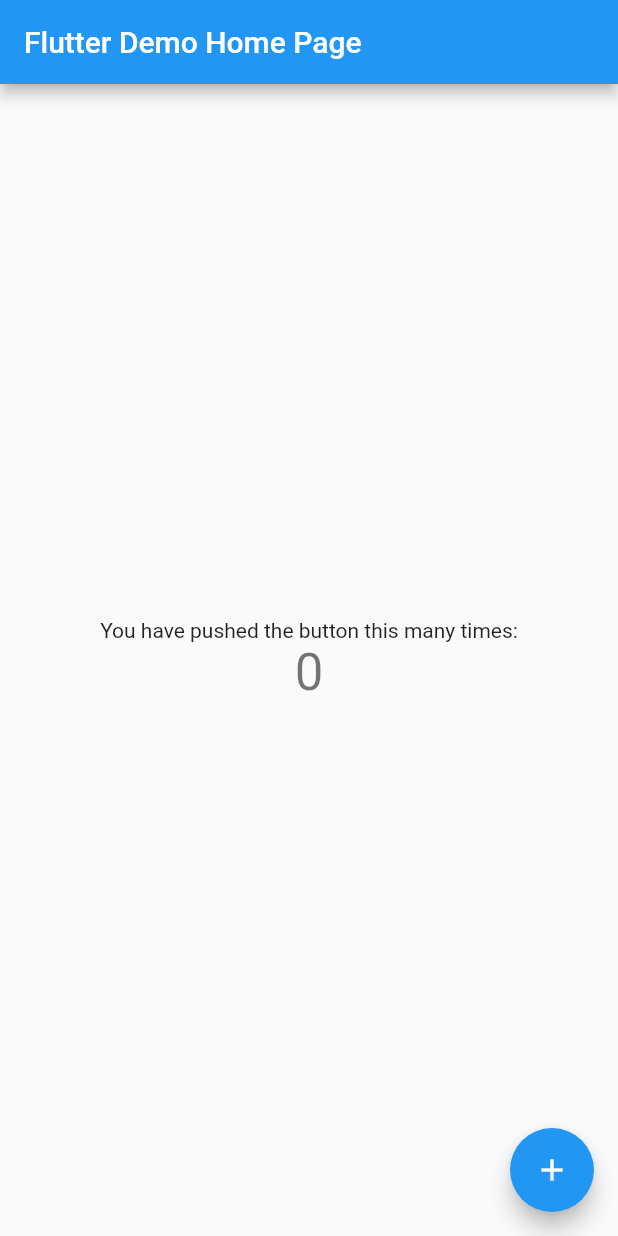
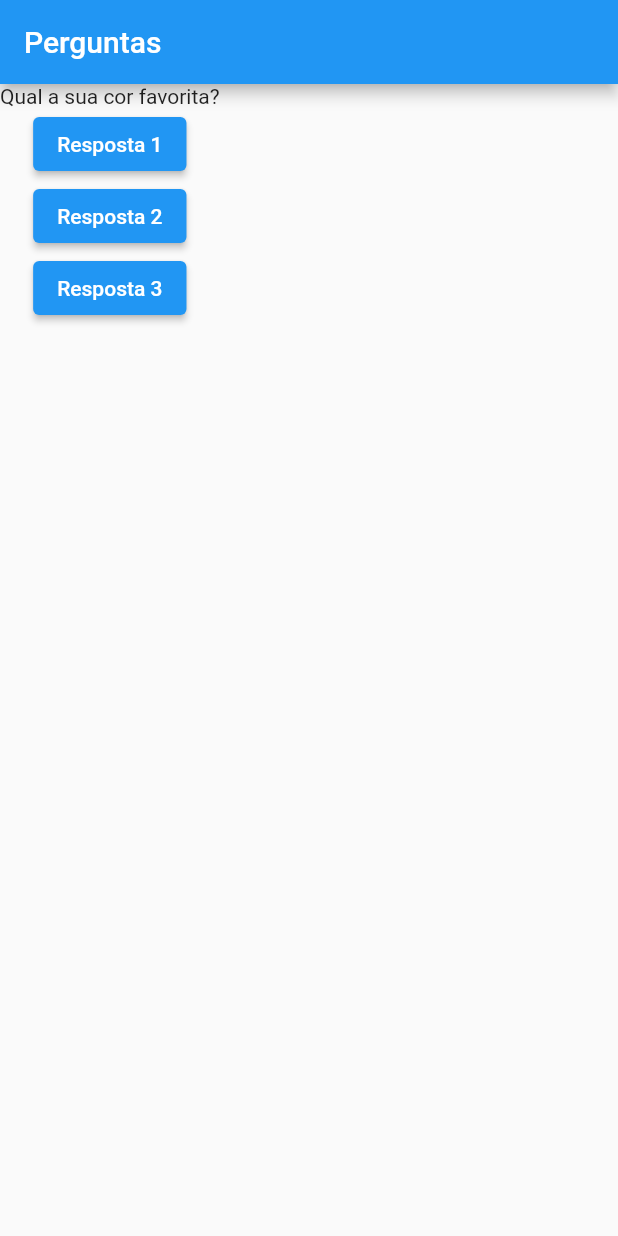
Before and after one commit to sarahmelo/curso_flutter, a Flutter app: the screen it shows after launch, on a phone screen of 412 x 824 dp. Run offline on Flutter 3.47's test engine with Material 2 defaults, Android fonts, the phone set to English and light mode, and no system bars.

Commit message:
action buttons

```diff
--- a/lib/main.dart
+++ b/lib/main.dart
@@ -1,104 +1,36 @@
+import 'package:flutter/cupertino.dart';
 import 'package:flutter/material.dart';
 
-void main() {
-  runApp(MyApp());
-}
+main() => runApp(PerguntaApp());
 
-class MyApp extends StatelessWidget {
-  // This widget is the root of your application.
-  @override
+@override
+class PerguntaApp extends StatelessWidget {
+  var perguntaSeleciodana = 0;
+
+  responder() {
+    perguntaSeleciodana++;
+    print(perguntaSeleciodana);
+  }
+
   Widget build(BuildContext context) {
+    final List<String> perguntas = [
+      'Qual a sua cor favorita?',
+      'Qual a su animal favorito?'
+    ];
+
     return MaterialApp(
-      title: 'Flutter Demo',
-      theme: ThemeData(
-        primarySwatch: Colors.blue,
+        home: Scaffold(
+      appBar: AppBar(
+        title: Text('Perguntas'),
       ),
-      home: MyHomePage(title: 'Flutter Demo Home Page'),
-    );
+      body: Column(
+        children: [
+          Text(perguntas[perguntaSeleciodana]),
+          ElevatedButton(onPressed: responder, child: Text('Resposta 1')),
+          ElevatedButton(onPressed: responder, child: Text('Resposta 2')),
+          ElevatedButton(onPressed: responder, child: Text('Resposta 3')),
+        ],
+      ),
+    ));
   }
 }
-
-class MyHomePage extends StatefulWidget {
-  MyHomePage({Key? key, required this.title}) : super(key: key);
-
-  // This widget is the home page of your application. It is stateful, meaning
-  // that it has a State object (defined below) that contains fields that affect
-  // how it looks.
-
-  // This class is the configuration for the state. It holds the values (in this
-  // case the title) provided by the parent (in this case the App widget) and
-  // used by the build method of the State. Fields in a Widget subclass are
-  // always marked "final".
-
-  final String title;
-
-  @override
-  _MyHomePageState createState() => _MyHomePageState();
-}
-
-class _MyHomePageState extends State<MyHomePage> {
-  int _counter = 0;
-
-  void _incrementCounter() {
-    setState(() {
-      // This call to setState tells the Flutter framework that something has
-      // changed in this State, which causes it to rerun the build method below
-      // so that the display can reflect the updated values. If we changed
-      // _counter without calling setState(), then the build method would not be
-      // called again, and so nothing would appear to happen.
-      _counter++;
-    });
-  }
-
-  @override
-  Widget build(BuildContext context) {
-    // This method is rerun every time setState is called, for instance as done
-    // by the _incrementCounter method above.
-    //
-    // The Flutter framework has been optimized to make rerunning build methods
-    // fast, so that you can just rebuild anything that needs updating rather
-    // than having to individually change instances of widgets.
-    return Scaffold(
-      appBar: AppBar(
-        // Here we take the value from the MyHomePage object that was created by
-        // the App.build method, and use it to set our appbar title.
-        title: Text(widget.title),
-      ),
-      body: Center(
-        // Center is a layout widget. It takes a single child and positions it
-        // in the middle of the parent.
-        child: Column(
-          // Column is also a layout widget. It takes a list of children and
-          // arranges them vertically. By default, it sizes itself to fit its
-          // children horizontally, and tries to be as tall as its parent.
-          //
-          // Invoke "debug painting" (press "p" in the console, choose the
-          // "Toggle Debug Paint" action from the Flutter Inspector in Android
-          // Studio, or the "Toggle Debug Paint" command in Visual Studio Code)
-          // to see the wireframe for each widget.
-          //
-          // Column has various properties to control how it sizes itself and
-          // how it positions its children. Here we use mainAxisAlignment to
-          // center the children vertically; the main axis here is the vertical
-          // axis because Columns are vertical (the cross axis would be
-          // horizontal).
-          mainAxisAlignment: MainAxisAlignment.center,
-          children: <Widget>[
-            Text(
-              'You have pushed the button this many times:',
-            ),
-            Text(
-              '$_counter',
-              style: Theme.of(context).textTheme.headline4,
-            ),
-          ],
-        ),
-      ),
-      floatingActionButton: FloatingActionButton(
-        onPressed: _incrementCounter,
-        tooltip: 'Increment',
-        child: Icon(Icons.add),
-      ), // This trailing comma makes auto-formatting nicer for build methods.
-    );
-  }
-}
```
Also changed, not shown: 1 other file.
